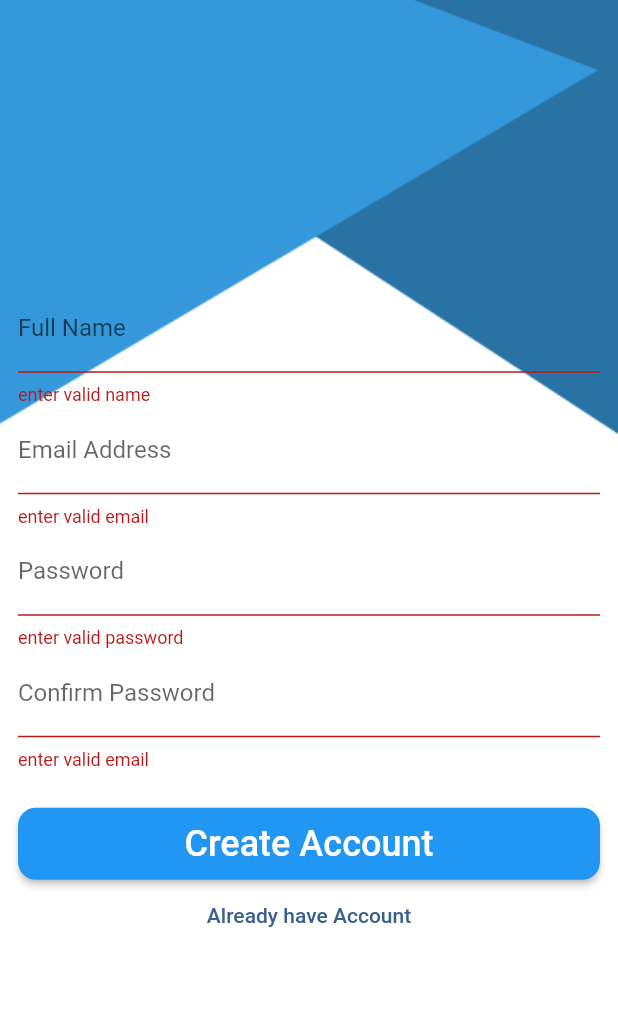
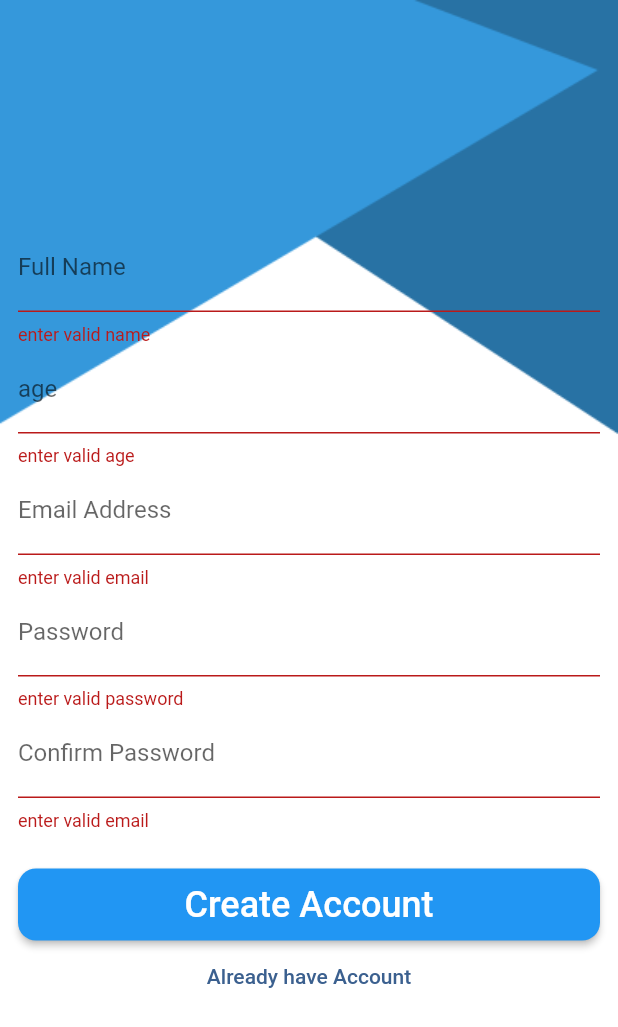
Before and after one commit to youssefhedefa/todo_c10_online_sun, a Flutter app: the screen it shows after launch, after a tap on "Sign in", after a tap on "Don't have Account", after a tap on "Create Account", on a phone screen of 412 x 824 dp. Shown: the top 1027 px of the screen. Run offline on Flutter 3.47's test engine with Material 3 defaults, Android fonts, the phone set to English and light mode, and no system bars; our stand-ins replace easy_date_timeline, firebase_auth, firebase_core; accounts and stored records are empty.

Commit message:
+ add firebase and apply firebase auth

```diff
--- /dev/null
+++ b/lib/core/utilits/firebase_error_codes.dart
@@ -0,0 +1,6 @@
+class FirebaseAuthErrorCodes{
+  static const String weakPass = 'weak-password';
+  static const String emailAlreadyInUse = 'email-already-in-use';
+  static const String userNotFound = 'user-not-found';
+  static const String wrongPass = 'wrong-password';
+}
--- a/lib/main.dart
+++ b/lib/main.dart
@@ -1,10 +1,17 @@
+import 'package:firebase_core/firebase_core.dart';
 import 'package:flutter/material.dart';
 import 'package:todo_c10_online_sun/core/utilits/app_colors.dart';
 import 'package:todo_c10_online_sun/ui/auth/login/login.dart';
 import 'package:todo_c10_online_sun/ui/auth/register/register.dart';
 import 'package:todo_c10_online_sun/ui/home_screen.dart';
 
-void main() {
+import 'firebase_options.dart';
+
+void main() async{
+  WidgetsFlutterBinding.ensureInitialized();
+  await Firebase.initializeApp(
+    options: DefaultFirebaseOptions.currentPlatform,
+  );
   runApp(const MyApp());
 }
 
--- a/lib/ui/auth/login/login.dart
+++ b/lib/ui/auth/login/login.dart
@@ -1,4 +1,7 @@
+import 'package:firebase_auth/firebase_auth.dart';
 import 'package:flutter/material.dart';
+import 'package:todo_c10_online_sun/core/utilits/dialog_utils.dart';
+import 'package:todo_c10_online_sun/core/utilits/firebase_error_codes.dart';
 import 'package:todo_c10_online_sun/ui/auth/register/register.dart';
 import 'package:todo_c10_online_sun/ui/home_screen.dart';
 
@@ -99,10 +102,44 @@ class _LoginScreenState extends State<LoginScreen> {
         ));
   }
 
-  void login() {
+  Future<void> login() async {
     if(formKey.currentState?.validate()==false){
       return;
     }
-    Navigator.pushReplacementNamed(context, HomeScreen.routeName);
+    try {
+      DialogUtils.showLoadingDialog(context: context);
+      final credential = await FirebaseAuth.instance.signInWithEmailAndPassword(
+          email: EmailController.text.trim(),
+          password: PasswordController.text
+      );
+      DialogUtils.hideDialog(context: context);
+      DialogUtils.showMessageDialog(context: context,
+          message: "User signed in successfully ${credential.user?.uid}",
+          positiveTitle: "Ok",
+          positiveClick: (){
+            DialogUtils.hideDialog(context: context);
+            Navigator.pushReplacementNamed(context, HomeScreen.routeName);
+          }
+      );
+    } on FirebaseAuthException catch (e) {
+      DialogUtils.hideDialog(context: context);
+      if (e.code ==FirebaseAuthErrorCodes.userNotFound ) {
+        DialogUtils.showMessageDialog(context: context,
+            message: "No user found for that email",
+            positiveTitle: "Ok",
+            positiveClick: (){
+              DialogUtils.hideDialog(context: context);
+            }
+        );
+      } else if (e.code == FirebaseAuthErrorCodes.wrongPass) {
+        DialogUtils.showMessageDialog(context: context,
+            message: "Wrong password provided for that user",
+            positiveTitle: "Ok",
+            positiveClick: (){
+              DialogUtils.hideDialog(context: context);
+            }
+        );
+      }
+    }
   }
 }
--- a/lib/ui/auth/register/register.dart
+++ b/lib/ui/auth/register/register.dart
@@ -1,4 +1,7 @@
+import 'package:firebase_auth/firebase_auth.dart';
 import 'package:flutter/material.dart';
+import 'package:todo_c10_online_sun/core/utilits/dialog_utils.dart';
+import 'package:todo_c10_online_sun/core/utilits/firebase_error_codes.dart';
 import 'package:todo_c10_online_sun/ui/auth/login/login.dart';
 import 'package:todo_c10_online_sun/ui/home_screen.dart';
 
@@ -14,6 +17,7 @@ class RegisterScreen extends StatefulWidget {
 
 class _RegisterScreenState extends State<RegisterScreen> {
   TextEditingController fullNameController =TextEditingController();
+  TextEditingController ageController =TextEditingController();
 
   TextEditingController EmailController =TextEditingController();
 
@@ -53,6 +57,18 @@ class _RegisterScreenState extends State<RegisterScreen> {
                     },
                     decoration: InputDecoration(
                       labelText: "Full Name",
+                    ),
+                  ),
+                  CustomTextFormField(
+                    controller: ageController,
+                    keyboardType: TextInputType.number,
+                    validation: (text){
+                      if(text==null||text.trim().isEmpty){
+                        return "enter valid age";
+                      }
+                    },
+                    decoration: InputDecoration(
+                      labelText: "age",
                     ),
                   ),
                   CustomTextFormField(
@@ -125,10 +141,58 @@ class _RegisterScreenState extends State<RegisterScreen> {
         ));
   }
 
-  void register() {
+  Future<void> register() async {
     if(formKey.currentState?.validate()==false){
       return;
     }
-    Navigator.pushReplacementNamed(context, HomeScreen.routeName);
+    try {
+      DialogUtils.showLoadingDialog(context: context);
+      final credential = await FirebaseAuth.instance.createUserWithEmailAndPassword(
+        email: EmailController.text.trim(),
+        password: PasswordController.text,
+      );
+      DialogUtils.hideDialog(context: context);
+      DialogUtils.showMessageDialog(
+          context: context,
+          message: "User registered successfully ${credential.user?.uid}",
+          positiveTitle: "Ok",
+          positiveClick: (){
+            DialogUtils.hideDialog(context: context);
+            Navigator.pushReplacementNamed(context, HomeScreen.routeName);
+          }
+      );
+    } on FirebaseAuthException catch (e) {
+      DialogUtils.hideDialog(context: context);
+      if (e.code == FirebaseAuthErrorCodes.weakPass) {
+        DialogUtils.showMessageDialog(
+            context: context,
+            message: 'The password provided is too weak.',
+            positiveTitle: "Ok",
+            positiveClick: (){
+              DialogUtils.hideDialog(context: context);
+            }
+        );
+      } else if (e.code == FirebaseAuthErrorCodes.emailAlreadyInUse) {
+        DialogUtils.showMessageDialog(
+            context: context,
+            message: 'The account already exists for that email.',
+            positiveTitle: "Ok",
+            positiveClick: (){
+              DialogUtils.hideDialog(context: context);
+            }
+        );
+      }
+    } catch (e) {
+      DialogUtils.hideDialog(context: context);
+      DialogUtils.showMessageDialog(
+          context: context,
+          message: e.toString(),
+          positiveTitle: "Ok",
+          positiveClick: (){
+            DialogUtils.hideDialog(context: context);
+          }
+      );
+      print(e);
+    }
   }
 }
--- a/lib/ui/componant/custom_text_form_field.dart
+++ b/lib/ui/componant/custom_text_form_field.dart
@@ -7,14 +7,16 @@ class CustomTextFormField extends StatelessWidget {
   TextEditingController controller;
   int maxLines;
   int minLines;
+  TextInputType? keyboardType;
   String? Function(String?)? validation;
 
   CustomTextFormField(
-      {this.decoration, required this.controller, required this.validation, this.maxLines=1,this.minLines=1,});
+      {this.decoration,this.keyboardType, required this.controller, required this.validation, this.maxLines=1,this.minLines=1,});
 
   @override
   Widget build(BuildContext context) {
     return TextFormField(
+      keyboardType:keyboardType ,
       maxLines: maxLines,
       minLines: minLines,
       decoration: decoration,
--- a/pubspec.yaml
+++ b/pubspec.yaml
@@ -36,6 +36,8 @@ dependencies:
   # Use with the CupertinoIcons class for iOS style icons.
   cupertino_icons: ^1.0.2
   easy_date_timeline: ^1.0.5
+  firebase_core: ^2.25.5
+  firebase_auth: ^4.17.6
 
 dev_dependencies:
   flutter_test:
```
Also changed, not shown: lib/core/utilits/dialog_utils.dart (added, +49 -0 lines), lib/firebase_options.dart (added), pubspec.lock.
